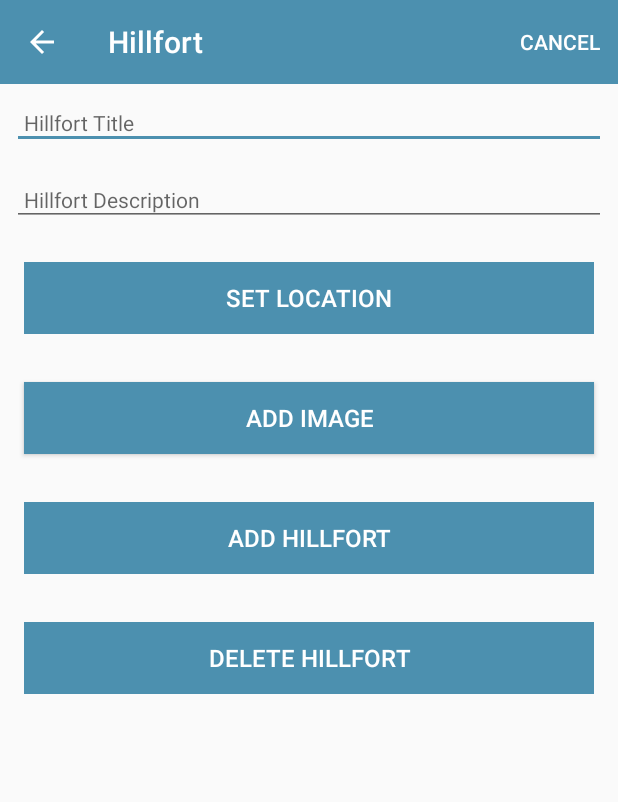
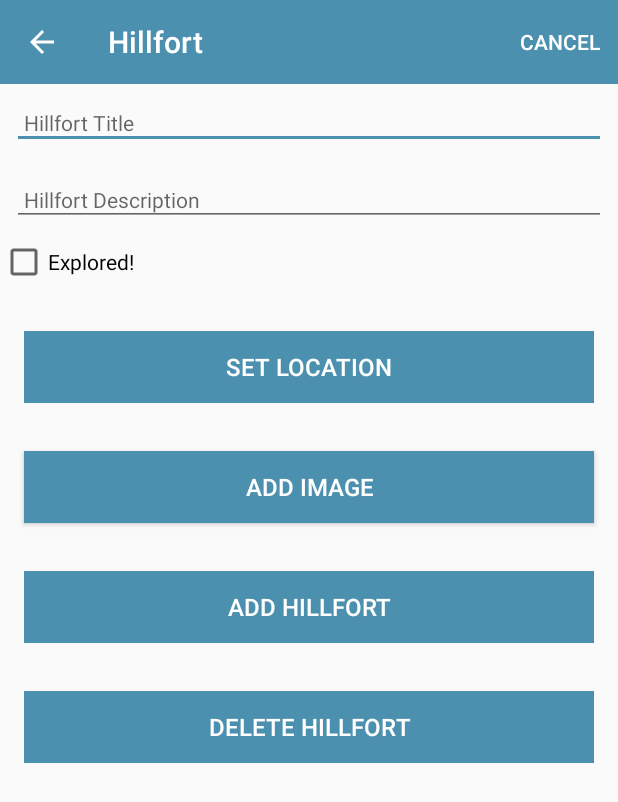
Before and after one commit to mathana96/android-hillfort, an Android app: the HillfortActivity screen opened directly, with no data from a screen before it, on a phone screen of 412 x 824 dp. Shown: the top 802 px of the screen. Run offline under Robolectric (Android 15) with nearby library versions, the phone set to English and light mode, and no system bars; our stand-ins replace Picasso; pictures from the network do not load.

Commit message:
Add basic checkbox with persistence
Signed-off-by: Mathana Nair Sreedaran <mathana96@gmail.com>

```diff
--- a/app/src/main/java/org/mathana/hillfort/models/HillfortJSONStore.kt
+++ b/app/src/main/java/org/mathana/hillfort/models/HillfortJSONStore.kt
@@ -50,6 +50,7 @@ class HillfortJSONStore : HillfortStore, AnkoLogger {
       foundhillfort.lat = hillfort.lat
       foundhillfort.lng = hillfort.lng
       foundhillfort.zoom = hillfort.zoom
+      foundhillfort.explored = hillfort.explored
     }
     serialize()
   }
--- a/app/src/main/java/org/mathana/hillfort/models/HillfortModel.kt
+++ b/app/src/main/java/org/mathana/hillfort/models/HillfortModel.kt
@@ -10,7 +10,8 @@ data class HillfortModel(var id: Long = 0,
                           var images: ArrayList<String> = ArrayList(),
                           var lat : Double = 0.0,
                           var lng: Double = 0.0,
-                          var zoom: Float = 0f) : Parcelable
+                          var zoom: Float = 0f,
+                          var explored: Boolean = false) : Parcelable
 
 @Parcelize
 data class Location(var lat: Double = 0.0,
--- a/app/src/main/res/layout/activity_hillfort.xml
+++ b/app/src/main/res/layout/activity_hillfort.xml
@@ -64,6 +64,16 @@
           android:textColor="@color/colorPrimaryDark"
           android:textSize="14sp" />
 
+        <CheckBox
+          android:id="@+id/checkBox"
+          android:layout_width="wrap_content"
+          android:layout_height="wrap_content"
+          android:layout_alignParentBottom="true"
+          android:layout_alignStart="@+id/imageIcon"
+          android:layout_marginBottom="14dp"
+          android:text="@string/checkbox_explored"
+          android:onClick="onCheckboxClicked" />
+
         <Button
           android:id="@+id/hillfortLocation"
           android:layout_width="match_parent"
--- a/app/src/main/res/values/strings.xml
+++ b/app/src/main/res/values/strings.xml
@@ -12,6 +12,9 @@
   <string name="menu_addHillfort">Add</string>
   <string name="menu_cancelHillfort">Cancel</string>
 
+  <!--CHECKBOX-->
+  <string name="checkbox_explored">Explored!</string>
+
   <!--TEXT FIELD HINTS-->
   <string name="hint_hillfortTitle">Hillfort Title</string>
   <string name="hint_hillfortDescription">Hillfort Description</string>
```
Also changed, not shown: app/src/main/java/org/mathana/hillfort/activities/HillfortActivity.kt (+16 -1 lines), app/src/main/java/org/mathana/hillfort/activities/HillfortListActivity.kt (+7 -2 lines).
